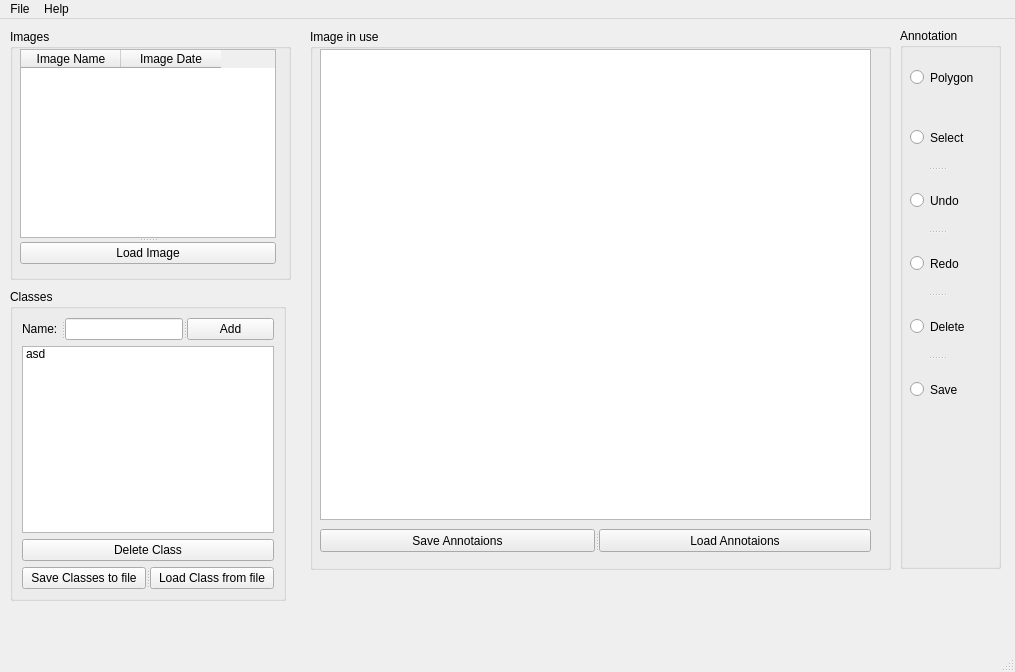
Qt form mainwindow.ui (SDI-Group-35/Project) before a commit.
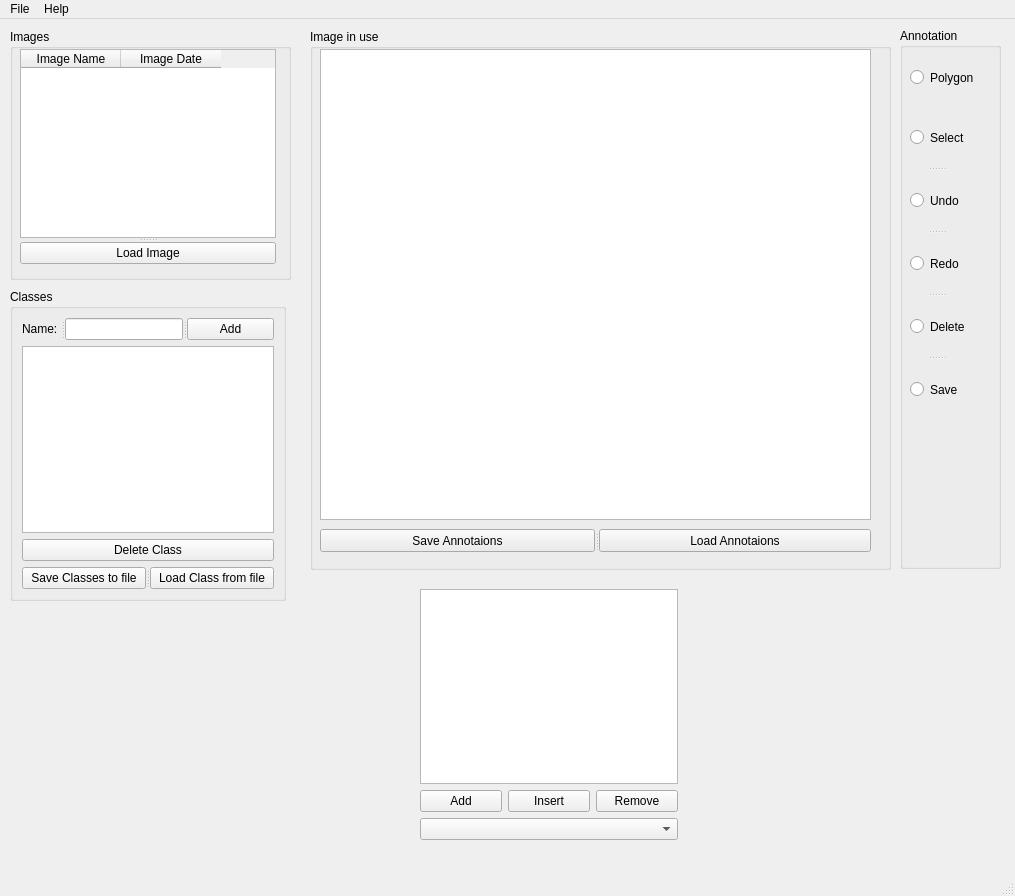
The same form after that commit.

Commit message: Class list version 0.5

Patch:
```diff
--- a/mainwindow.ui
+++ b/mainwindow.ui
@@ -7,7 +7,7 @@
     <x>0</x>
     <y>0</y>
     <width>1015</width>
-    <height>672</height>
+    <height>896</height>
    </rect>
   </property>
   <property name="windowTitle">
@@ -113,11 +113,12 @@
      </item>
      <item>
       <widget class="QListWidget" name="classList">
-       <item>
-        <property name="text">
-         <string>asd</string>
-        </property>
-       </item>
+       <property name="selectionMode">
+        <enum>QAbstractItemView::SingleSelection</enum>
+       </property>
+       <property name="sortingEnabled">
+        <bool>true</bool>
+       </property>
       </widget>
      </item>
      <item>
@@ -246,6 +247,49 @@
      <enum>Qt::Vertical</enum>
     </property>
    </widget>
+   <widget class="QWidget" name="">
+    <property name="geometry">
+     <rect>
+      <x>420</x>
+      <y>570</y>
+      <width>258</width>
+      <height>251</height>
+     </rect>
+    </property>
+    <layout class="QVBoxLayout" name="verticalLayout_2">
+     <item>
+      <widget class="QListView" name="listView"/>
+     </item>
+     <item>
+      <layout class="QHBoxLayout" name="horizontalLayout">
+       <item>
+        <widget class="QPushButton" name="pushButton_2">
+         <property name="text">
+          <string>Add</string>
+         </property>
+        </widget>
+       </item>
+       <item>
+        <widget class="QPushButton" name="pushButton_3">
+         <property name="text">
+          <string>Insert</string>
+         </property>
+        </widget>
+       </item>
+       <item>
+        <widget class="QPushButton" name="pushButton_7">
+         <property name="text">
+          <string>Remove</string>
+         </property>
+        </widget>
+       </item>
+      </layout>
+     </item>
+     <item>
+      <widget class="QComboBox" name="comboBox"/>
+     </item>
+    </layout>
+   </widget>
    <zorder>splitter_3</zorder>
    <zorder>splitter_5</zorder>
    <zorder>groupBox_4</zorder>
```
Left out of the diff: 5 changed lines with no effect on the pictures. The commit also changes 4 other files.
